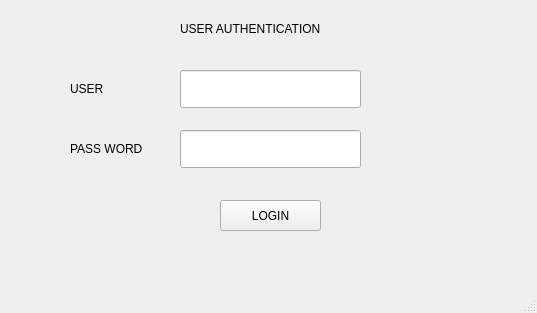
This is nhi/SMART_VENDING_MACHINE2/login.ui in yanernguyen/SALE-POS as Qt 5 draws it before an edit. The edited form follows.
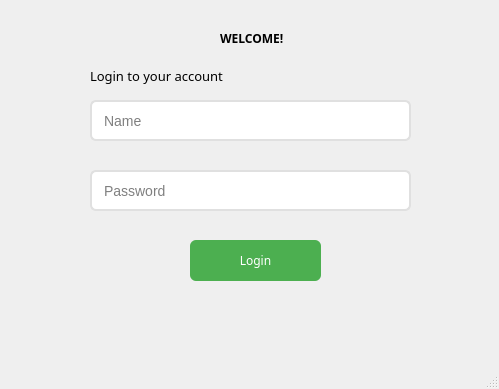
This is the edited form.

Diff of the .ui file:
```diff
--- a/nhi/SMART_VENDING_MACHINE2/login.ui
+++ b/nhi/SMART_VENDING_MACHINE2/login.ui
@@ -6,104 +6,160 @@
    <rect>
     <x>0</x>
     <y>0</y>
-    <width>537</width>
-    <height>313</height>
+    <width>499</width>
+    <height>389</height>
    </rect>
   </property>
   <property name="windowTitle">
    <string>MainWindow</string>
   </property>
   <widget class="QWidget" name="centralwidget">
+   <widget class="QPushButton" name="pushButton_login">
+    <property name="geometry">
+     <rect>
+      <x>190</x>
+      <y>240</y>
+      <width>131</width>
+      <height>41</height>
+     </rect>
+    </property>
+    <property name="sizePolicy">
+     <sizepolicy hsizetype="Minimum" vsizetype="Maximum">
+      <horstretch>0</horstretch>
+      <verstretch>41</verstretch>
+     </sizepolicy>
+    </property>
+    <property name="font">
+     <font>
+      <family>Sitka Small</family>
+      <pointsize>9</pointsize>
+      <weight>50</weight>
+      <bold>false</bold>
+     </font>
+    </property>
+    <property name="styleSheet">
+     <string notr="true">QPushButton {
+    background-color: #4CAF50; /* Màu xanh lá */
+    color: white; /* Màu chữ trắng */
+    border-radius: 6px; /* Bo góc */
+    padding: 10px;
+}
+QPushButton:hover {
+    background-color: #45a049; /* Màu xanh lá đậm khi hover */
+}
+QPushButton:pressed {
+    background-color: #388E3C;
+}
+
+</string>
+    </property>
+    <property name="text">
+     <string>Login</string>
+    </property>
+   </widget>
    <widget class="QLabel" name="label">
     <property name="geometry">
      <rect>
-      <x>70</x>
-      <y>80</y>
-      <width>59</width>
-      <height>17</height>
-     </rect>
-    </property>
-    <property name="font">
-     <font>
-      <pointsize>9</pointsize>
-     </font>
-    </property>
-    <property name="text">
-     <string>USER</string>
-    </property>
-   </widget>
-   <widget class="QLineEdit" name="lineEdit">
-    <property name="geometry">
-     <rect>
-      <x>180</x>
-      <y>70</y>
-      <width>181</width>
-      <height>38</height>
-     </rect>
-    </property>
-   </widget>
-   <widget class="QLabel" name="label_2">
-    <property name="geometry">
-     <rect>
-      <x>70</x>
-      <y>140</y>
-      <width>111</width>
-      <height>17</height>
-     </rect>
-    </property>
-    <property name="font">
-     <font>
-      <pointsize>9</pointsize>
-     </font>
-    </property>
-    <property name="text">
-     <string>PASS WORD</string>
-    </property>
-   </widget>
-   <widget class="QLineEdit" name="lineEdit_2">
-    <property name="geometry">
-     <rect>
-      <x>180</x>
-      <y>130</y>
-      <width>181</width>
-      <height>38</height>
-     </rect>
-    </property>
-   </widget>
-   <widget class="QPushButton" name="pushButton">
-    <property name="geometry">
-     <rect>
       <x>220</x>
-      <y>200</y>
-      <width>101</width>
+      <y>30</y>
+      <width>151</width>
+      <height>17</height>
+     </rect>
+    </property>
+    <property name="font">
+     <font>
+      <family>Sitka Small</family>
+      <pointsize>9</pointsize>
+      <weight>75</weight>
+      <bold>true</bold>
+     </font>
+    </property>
+    <property name="text">
+     <string>WELCOME!</string>
+    </property>
+   </widget>
+   <widget class="QLabel" name="label_2">
+    <property name="geometry">
+     <rect>
+      <x>90</x>
+      <y>60</y>
+      <width>211</width>
       <height>31</height>
      </rect>
     </property>
     <property name="font">
      <font>
-      <pointsize>9</pointsize>
+      <family>Sitka Heading</family>
+      <pointsize>10</pointsize>
+      <weight>50</weight>
+      <bold>false</bold>
      </font>
     </property>
     <property name="text">
-     <string>LOGIN</string>
+     <string>Login to your account</string>
     </property>
    </widget>
-   <widget class="QLabel" name="label_3">
+   <widget class="QLineEdit" name="lineEdit_name">
     <property name="geometry">
      <rect>
-      <x>180</x>
-      <y>20</y>
-      <width>221</width>
-      <height>17</height>
+      <x>90</x>
+      <y>100</y>
+      <width>321</width>
+      <height>41</height>
      </rect>
     </property>
     <property name="font">
      <font>
-      <pointsize>9</pointsize>
+      <pointsize>-1</pointsize>
      </font>
     </property>
-    <property name="text">
-     <string>USER AUTHENTICATION</string>
+    <property name="styleSheet">
+     <string notr="true">QLineEdit {
+    border: 2px solid #E0E0E0;
+    border-radius: 6px;
+    padding: 5px 10px;
+    font-size: 14px;
+}
+
+QLineEdit:focus {
+    border: 2px solid #4CAF50;
+}</string>
+    </property>
+    <property name="placeholderText">
+     <string>Name</string>
+    </property>
+   </widget>
+   <widget class="QLineEdit" name="lineEdit_password">
+    <property name="geometry">
+     <rect>
+      <x>90</x>
+      <y>170</y>
+      <width>321</width>
+      <height>41</height>
+     </rect>
+    </property>
+    <property name="font">
+     <font>
+      <pointsize>-1</pointsize>
+     </font>
+    </property>
+    <property name="styleSheet">
+     <string notr="true">QLineEdit {
+    border: 2px solid #E0E0E0;
+    border-radius: 6px;
+    padding: 5px 10px;
+    font-size: 14px;
+}
+
+QLineEdit:focus {
+    border: 2px solid #4CAF50;
+}</string>
+    </property>
+    <property name="echoMode">
+     <enum>QLineEdit::Password</enum>
+    </property>
+    <property name="placeholderText">
+     <string>Password</string>
     </property>
    </widget>
   </widget>
```
Left out of the diff: 4 changed lines with no effect on the pictures.
